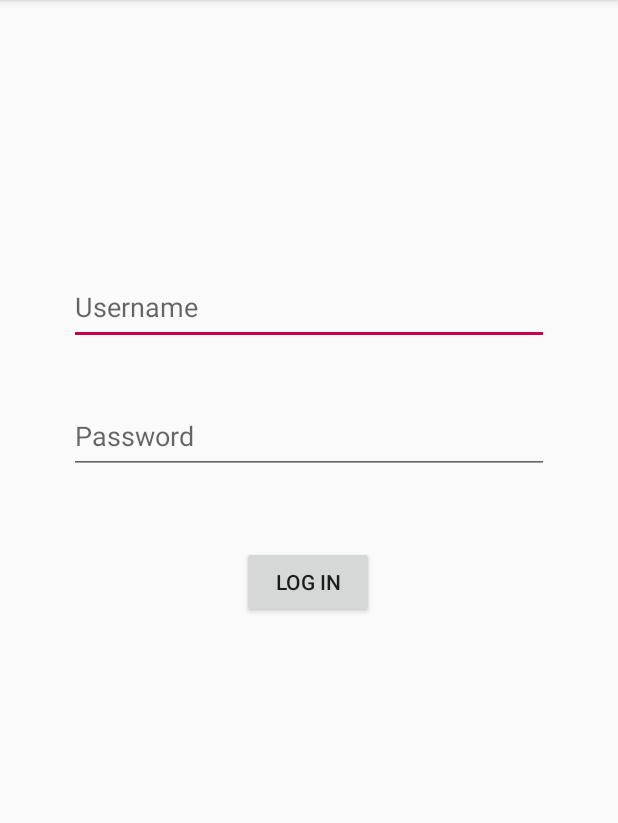
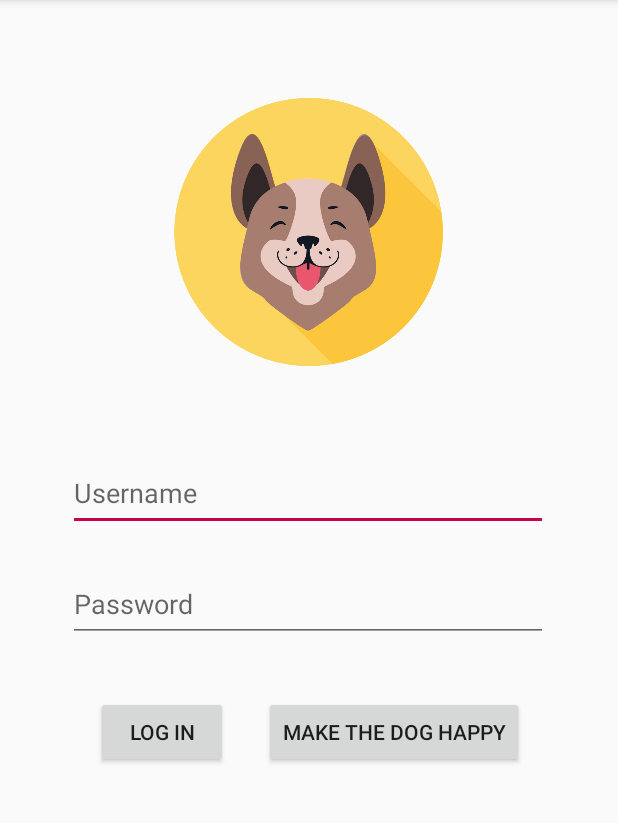
Before and after one commit to FerrariMartini/android_practices, an Android app: the screen it shows after launch (MainActivity), after a tap on "LOG IN", on a phone screen of 412 x 824 dp, the part 84-907 px from its top. Run offline under Robolectric (Android 15) with nearby library versions, the phone set to English and light mode, and no system bars; 1 other tap on this screen came first.

Commit message:
Insert ImageView Insert Button to replace the image

```diff
--- a/app/src/main/java/ifmartini/demoapp/MainActivity.java
+++ b/app/src/main/java/ifmartini/demoapp/MainActivity.java
@@ -4,22 +4,39 @@ import android.os.Bundle;
 import android.util.Log;
 import android.view.View;
 import android.widget.EditText;
+import android.widget.ImageView;
 import android.widget.Toast;
 
 import androidx.appcompat.app.AppCompatActivity;
 
 public class MainActivity extends AppCompatActivity {
 
+//    function to get data from TextField and show an wait message.
     public void logInButton(View view) {
 
+//        Get and store Name and Password into variables of type EditText
         EditText getUser = (EditText) findViewById(R.id.textFielName);
         EditText getPassword = (EditText) findViewById(R.id.textFieldPwd);
+
+//        Show on IDE the name and password inputed by user.
         Log.i("Debug", getUser.getText().toString());
         Log.i("Debug", getPassword.getText().toString());
 
-        Toast.makeText(MainActivity.this, "Wait a second " + getUser.getText().toString(),
+//        Ask for user hold on
+        Toast.makeText(MainActivity.this, "Wait a second " + getUser.getText().toString() + ".\n We are checking....",
                 Toast.LENGTH_LONG).show();
+
+//        Replace the dog image when LogInButton is pressed.
+        ImageView getImage = (ImageView) findViewById(R.id.sadDog);
+        getImage.setImageResource(R.drawable.happy_dog);
     }
+
+//    function to replace the Dog ImageView.
+    public void happyDog(View view){
+        ImageView getImage = (ImageView) findViewById(R.id.sadDog);
+        getImage.setImageResource(R.drawable.happy_dog);
+    }
+
 
     @Override
     protected void onCreate(Bundle savedInstanceState) {
--- a/app/src/main/res/layout/activity_main.xml
+++ b/app/src/main/res/layout/activity_main.xml
@@ -7,18 +7,6 @@
     tools:context=".MainActivity"
     tools:layout_editor_absoluteY="81dp">
 
-    <Button
-        android:id="@+id/buttonDebug"
-        android:layout_width="wrap_content"
-        android:layout_height="wrap_content"
-        android:layout_marginTop="48dp"
-        android:onClick="logInButton"
-        android:text="Log In"
-        app:layout_constraintEnd_toEndOf="parent"
-        app:layout_constraintHorizontal_bias="0.498"
-        app:layout_constraintStart_toStartOf="parent"
-        app:layout_constraintTop_toBottomOf="@+id/textFieldPwd" />
-
     <androidx.constraintlayout.widget.Guideline
         android:id="@+id/guideline3"
         android:layout_width="wrap_content"
@@ -26,15 +14,34 @@
         android:orientation="vertical"
         app:layout_constraintGuide_begin="20dp" />
 
+    <androidx.constraintlayout.widget.Barrier
+        android:id="@+id/barrier2"
+        android:layout_width="wrap_content"
+        android:layout_height="wrap_content"
+        app:barrierDirection="top"
+        app:constraint_referenced_ids="sadDog"
+        tools:layout_editor_absoluteY="602dp" />
+
+    <ImageView
+        android:id="@+id/sadDog"
+        android:layout_width="wrap_content"
+        android:layout_height="229dp"
+        android:layout_marginTop="40dp"
+        app:layout_constraintEnd_toEndOf="parent"
+        app:layout_constraintStart_toStartOf="parent"
+        app:layout_constraintTop_toTopOf="parent"
+        app:srcCompat="@drawable/sad_dog" />
+
     <EditText
         android:id="@+id/textFielName"
         android:layout_width="320dp"
         android:layout_height="50dp"
-        android:layout_marginTop="180dp"
+        android:layout_marginTop="304dp"
         android:ems="10"
         android:hint="Username"
         android:inputType="textPersonName"
         app:layout_constraintEnd_toEndOf="parent"
+        app:layout_constraintHorizontal_bias="0.494"
         app:layout_constraintStart_toStartOf="parent"
         app:layout_constraintTop_toTopOf="parent" />
 
@@ -43,19 +50,40 @@
         android:layout_width="320dp"
         android:layout_height="50dp"
         android:layout_marginStart="8dp"
-        android:layout_marginTop="36dp"
+        android:layout_marginTop="24dp"
         android:layout_marginEnd="8dp"
         android:ems="10"
         android:hint="Password"
         android:inputType="textPassword"
         app:layout_constraintEnd_toEndOf="parent"
+        app:layout_constraintHorizontal_bias="0.493"
         app:layout_constraintStart_toStartOf="parent"
         app:layout_constraintTop_toBottomOf="@+id/textFielName" />
 
-    <androidx.constraintlayout.widget.Barrier
-        android:id="@+id/barrier2"
+    <Button
+        android:id="@+id/DogButton"
+        android:layout_width="wrap_content"
+        android:layout_height="48dp"
+        android:layout_marginStart="24dp"
+        android:layout_marginTop="36dp"
+        android:layout_marginEnd="8dp"
+        android:onClick="happyDog"
+        android:text="Make the dog happy"
+        app:layout_constraintEnd_toEndOf="parent"
+        app:layout_constraintHorizontal_bias="0.0"
+        app:layout_constraintStart_toEndOf="@+id/buttonDebug"
+        app:layout_constraintTop_toBottomOf="@+id/textFieldPwd" />
+
+    <Button
+        android:id="@+id/buttonDebug"
         android:layout_width="wrap_content"
         android:layout_height="wrap_content"
-        app:barrierDirection="top" />
+        android:layout_marginTop="36dp"
+        android:onClick="logInButton"
+        android:text="Log In"
+        app:layout_constraintEnd_toEndOf="parent"
+        app:layout_constraintHorizontal_bias="0.198"
+        app:layout_constraintStart_toStartOf="parent"
+        app:layout_constraintTop_toBottomOf="@+id/textFieldPwd" />
 
 </androidx.constraintlayout.widget.ConstraintLayout>
```
Also changed, not shown: app/src/main/res/drawable/happy_dog.png (added), app/src/main/res/drawable/sad_dog.png (added).
